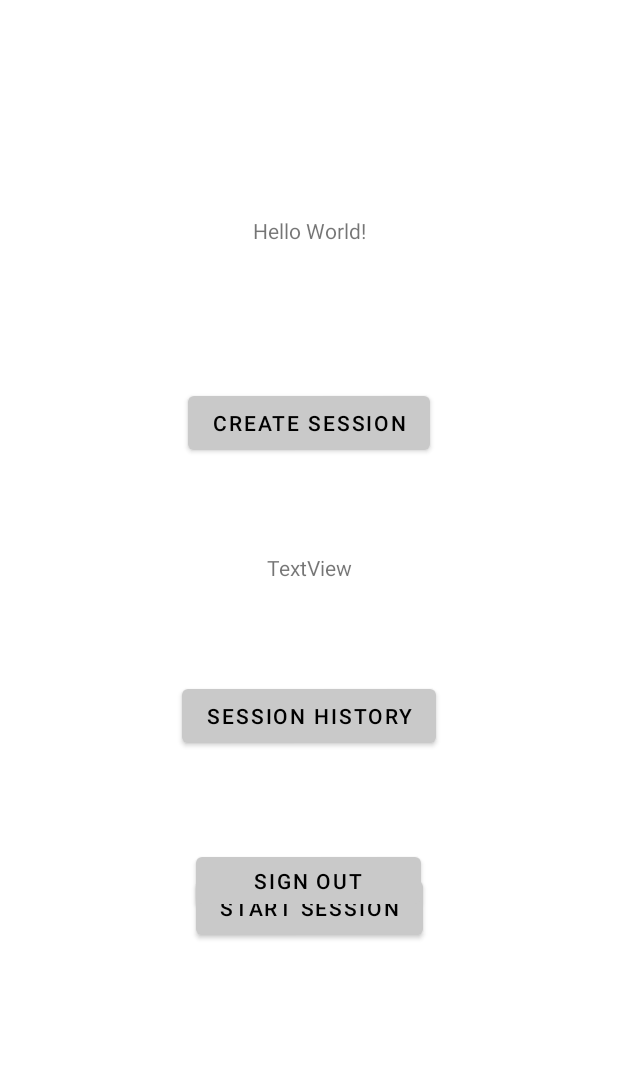
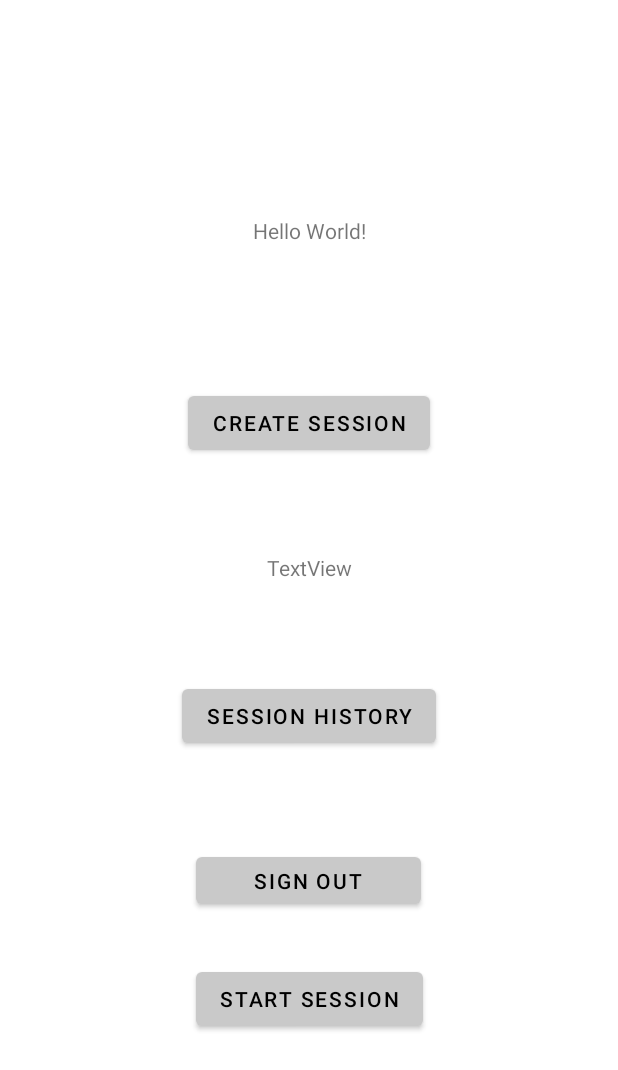
Before and after one commit to ChriAZi/pem-android, an Android app: the MainActivity screen opened directly, with no data from a screen before it, on a phone screen of 412 x 824 dp. Shown: the top 1070 px of the screen. Run offline under Robolectric (Android 15) with nearby library versions, the phone set to English and light mode, and no system bars; our stand-ins replace Firebase (no records; nobody signed in at launch, a user with empty details on screens opened directly); 2 statements that could not run were skipped.

Commit message:
fixed a bug

```diff
--- a/app/src/main/java/com/example/studywithme/ui/MainActivity.java
+++ b/app/src/main/java/com/example/studywithme/ui/MainActivity.java
@@ -64,14 +64,13 @@ public class MainActivity extends AppCompatActivity implements FirebaseAuth.Auth
         createSessionButton.setOnClickListener(view -> {
             sessionCreationViewModel.createSession(user.getUid(), session);
             startViewModelObservation();
-
+        });
         Button sessionHistoryButton = findViewById(R.id.bt_history);
         sessionHistoryButton.setOnClickListener(view -> {
             Intent intent = new Intent(this, SessionHistoryActivity.class);
             startActivity(intent);
         });
-      });
-        Button startSessionButton = findViewById(R.id.bt_start_session);
+       Button startSessionButton = findViewById(R.id.bt_start_session);
         startSessionButton.setOnClickListener(view -> {
             startTimerActivity();
       });
--- a/app/src/main/res/layout/activity_main.xml
+++ b/app/src/main/res/layout/activity_main.xml
@@ -36,7 +36,7 @@
         app:layout_constraintEnd_toEndOf="parent"
         app:layout_constraintStart_toStartOf="parent"
         app:layout_constraintTop_toTopOf="parent"
-        app:layout_constraintVertical_bias="0.749" />
+        app:layout_constraintVertical_bias="0.827" />
 
     <TextView
         android:id="@+id/tv_session_id"
```
